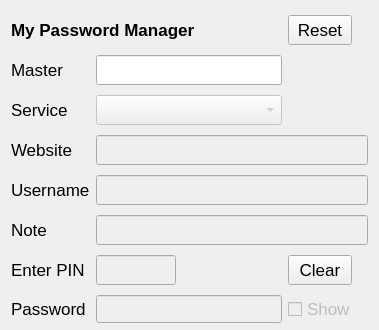
mcarrickscott/pppm, file src/qt/passman.ui: the form before one commit; both pictures show x 0 to 379 and y 0 to 330 of the 379 by 517 pixel window.
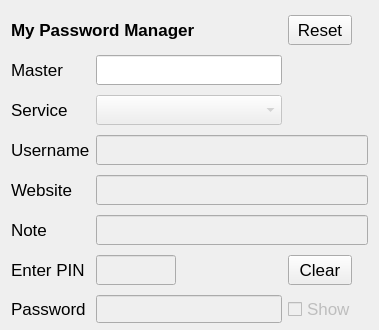
The form after the commit.

What changed in the file:
```diff
--- a/src/qt/passman.ui
+++ b/src/qt/passman.ui
@@ -333,7 +333,7 @@
     </widget>
    </item>
    <item row="5" column="1" colspan="4">
-    <widget class="QLineEdit" name="username">
+    <widget class="QLineEdit" name="url">
      <property name="enabled">
       <bool>false</bool>
      </property>
@@ -373,7 +373,7 @@
     </widget>
    </item>
    <item row="4" column="1" colspan="4">
-    <widget class="QLineEdit" name="url">
+    <widget class="QLineEdit" name="username">
      <property name="enabled">
       <bool>false</bool>
      </property>
@@ -490,24 +490,6 @@
     </widget>
    </item>
    <item row="4" column="0">
-    <widget class="QLabel" name="label_url">
-     <property name="maximumSize">
-      <size>
-       <width>16777215</width>
-       <height>30</height>
-      </size>
-     </property>
-     <property name="font">
-      <font>
-       <pointsize>13</pointsize>
-      </font>
-     </property>
-     <property name="text">
-      <string>Website</string>
-     </property>
-    </widget>
-   </item>
-   <item row="5" column="0">
     <widget class="QLabel" name="label_user">
      <property name="maximumSize">
       <size>
@@ -525,6 +507,24 @@
      </property>
     </widget>
    </item>
+   <item row="5" column="0">
+    <widget class="QLabel" name="label_url">
+     <property name="maximumSize">
+      <size>
+       <width>16777215</width>
+       <height>30</height>
+      </size>
+     </property>
+     <property name="font">
+      <font>
+       <pointsize>13</pointsize>
+      </font>
+     </property>
+     <property name="text">
+      <string>Website</string>
+     </property>
+    </widget>
+   </item>
    <item row="0" column="4">
     <widget class="QPushButton" name="reset">
      <property name="maximumSize">
```
